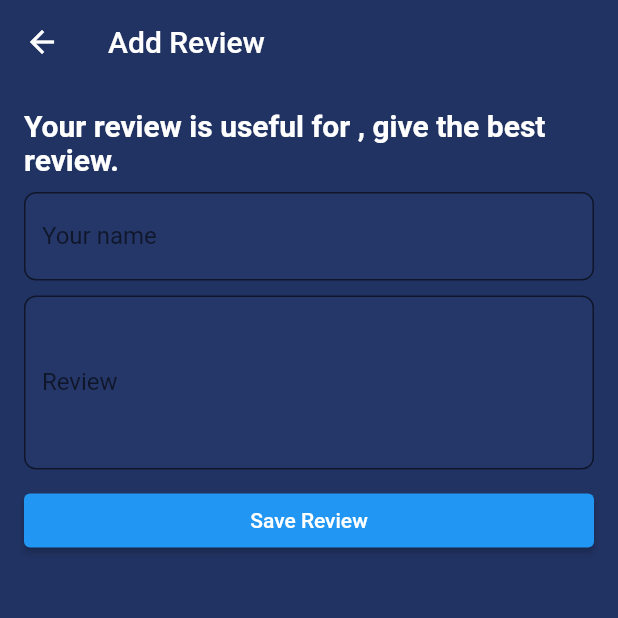
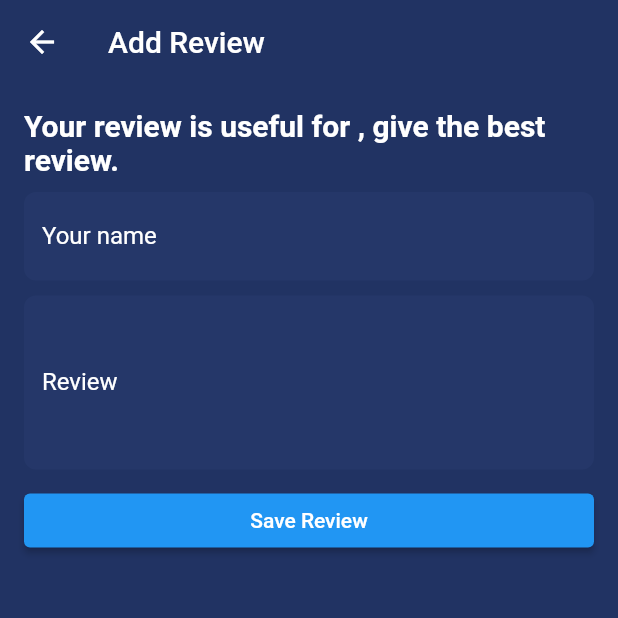
Before and after one commit to iamalinurdin/dicoding-flutter-submission-3, a Flutter app: the AddReview screen opened directly with empty values, on a phone screen of 412 x 824 dp, the top half of it. Run offline on Flutter 3.47's test engine with Material 2 defaults, Android fonts, the phone set to English and light mode, and no system bars; network calls fail.

Commit message:
fix add review

```diff
--- /dev/null
+++ b/lib/providers/review_provider.dart
@@ -0,0 +1,44 @@
+import 'package:flutter/material.dart';
+import 'package:submission_2_restaurant_app/data/api/api_service.dart';
+
+enum ReviewState {
+  loading,
+  success,
+  failed,
+  none
+}
+
+class ReviewProvider with ChangeNotifier {
+  late ApiService apiService = ApiService();
+  late ReviewState _state;
+  String _message = '';
+
+  ReviewProvider() {
+    _state = ReviewState.none;
+  }
+
+  String get message => _message;
+  ReviewState get state => _state;
+
+  Future<dynamic> addReview(payload) async {
+    try {
+      _state = ReviewState.loading;
+      notifyListeners();
+
+      final response = await apiService.addReview(payload);
+
+      if (response['error'] == false) {
+        _state = ReviewState.success;
+        notifyListeners();
+        return _message = 'success';
+      }
+
+    } catch (e) {
+      _state = ReviewState.failed;
+      notifyListeners();
+
+      return _message = 'Error: $e';
+    }
+
+  }
+}
--- a/lib/ui/add_review.dart
+++ b/lib/ui/add_review.dart
@@ -1,8 +1,7 @@
-import 'dart:convert';
-
 import 'package:flutter/material.dart';
+import 'package:provider/provider.dart';
 import 'package:submission_2_restaurant_app/data/model/restaurant.dart';
-import 'package:http/http.dart' as http;
+import 'package:submission_2_restaurant_app/providers/review_provider.dart';
 
 class AddReview extends StatefulWidget {
   static const routeName = '/add_review';
@@ -27,11 +26,52 @@ class _AddReviewState extends State<AddReview> {
         foregroundColor: Colors.white,
         title: const Text('Add Review'),
       ),
-      body: SafeArea(
+      body: ChangeNotifierProvider<ReviewProvider>(
+        create: (context) => ReviewProvider(),
+        child: SafeArea(
           child: SingleChildScrollView(
             child: Padding(
               padding: const EdgeInsets.all(16),
+              child: Consumer<ReviewProvider>(
+                builder: (context, state, _) {
+                  if (state.state == ReviewState.loading) {
+                    return const Center(
+                      child: CircularProgressIndicator()
+                    );
+                  } else if (state.state == ReviewState.success) {
+                    return Center(
                       child: Column(
+                        mainAxisAlignment: MainAxisAlignment.center,
+                        children: [
+                          const Text('Your review has been added. Thank you.'),
+                          const SizedBox(height: 10),
+                          ElevatedButton(
+                            onPressed: () {
+                              Navigator.pop(context);
+                            },
+                            child: const Text('Back')
+                          )
+                        ],
+                      ),
+                    );
+                  } else if (state.state == ReviewState.failed) {
+                    return Center(
+                      child: Column(
+                        mainAxisAlignment: MainAxisAlignment.center,
+                        children: [
+                          const Text('Oops, your review failed to added. Please try again later.'),
+                          const SizedBox(height: 10),
+                          ElevatedButton(
+                            onPressed: () {
+                              Navigator.pop(context);
+                            },
+                            child: const Text('Back')
+                          )
+                        ],
+                      ),
+                    );
+                  } else {
+                    return Column(
                       mainAxisAlignment: MainAxisAlignment.start,
                       crossAxisAlignment: CrossAxisAlignment.start,
                       children: [
@@ -47,11 +87,14 @@ class _AddReviewState extends State<AddReview> {
                           controller: _nameController,
                           decoration: InputDecoration(
                             labelText: 'Your name',
+                            labelStyle: const TextStyle(
+                              color: Colors.white
+                            ),
                             filled: true,
                             fillColor: const Color.fromARGB(23, 74, 98, 163),
                             border: OutlineInputBorder(
                               borderRadius: BorderRadius.circular(8),
-                      // borderSide: BorderSide.none
+                              borderSide: BorderSide.none
                             ),
                           ),
                           style: const TextStyle(
@@ -64,15 +107,18 @@ class _AddReviewState extends State<AddReview> {
                           maxLines: 4,
                           decoration: InputDecoration(
                             labelText: 'Review',
+                            labelStyle: const TextStyle(
+                              color: Colors.white
+                            ),
                             filled: true,
                             fillColor: const Color.fromARGB(23, 74, 98, 163),
                             border: OutlineInputBorder(
                               borderRadius: BorderRadius.circular(8),
-                      // borderSide: BorderSide.none
+                              borderSide: BorderSide.none
                             ),
                             hintStyle: const TextStyle(
-                      color: Colors.white
-                    )
+                              color: Colors.white,
+                            ),
                           ),
                           style: const TextStyle(
                             color: Colors.white
@@ -89,32 +135,18 @@ class _AddReviewState extends State<AddReview> {
                                 'review': _reviewController.text
                               };
 
-                      final request  = await http.post(Uri.parse('https://restaurant-api.dicoding.dev/review'), body: payload);
-                      final response = jsonDecode(request.body);
-
-                      if (response['error'] == false) {
-                        _nameController.clear();
-                        _reviewController.clear();
-
-                        if (!mounted) return;
-
-                        ScaffoldMessenger.of(context).showSnackBar(
-                          SnackBar(
-                            content: const Text('Review successfully saved.'),
-                            action: SnackBarAction(
-                              label: 'Back',
-                              onPressed: () {
-                                Navigator.pop(context);
-                              }
-                            ),
-                          ),
-                        );
-                      }
+                              Provider.of<ReviewProvider>(context, listen: false).addReview(payload);
                             },
                             child: const Text('Save Review'),
                           )
                         )
                       ],
+                    );
+                  }
+
+                }
+
+              ),
             ),
           ),
         ),
```
Also changed, not shown: lib/data/api/api_service.dart (+5 -2 lines). Lines whose indentation alone changed are shown as unchanged.
